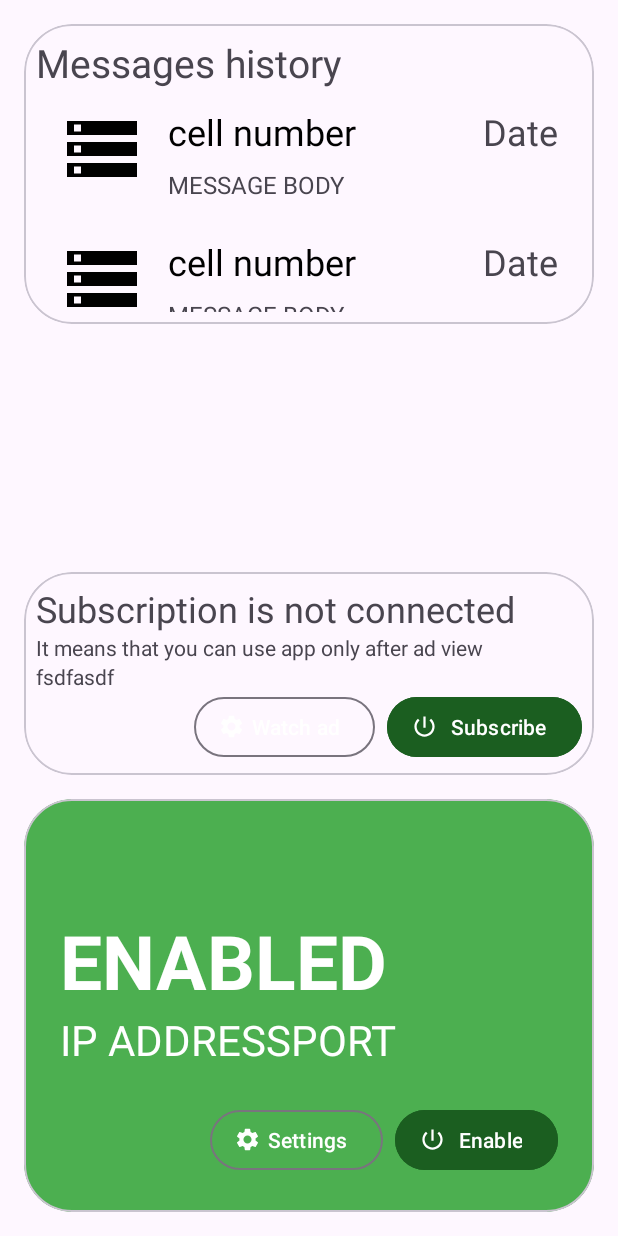
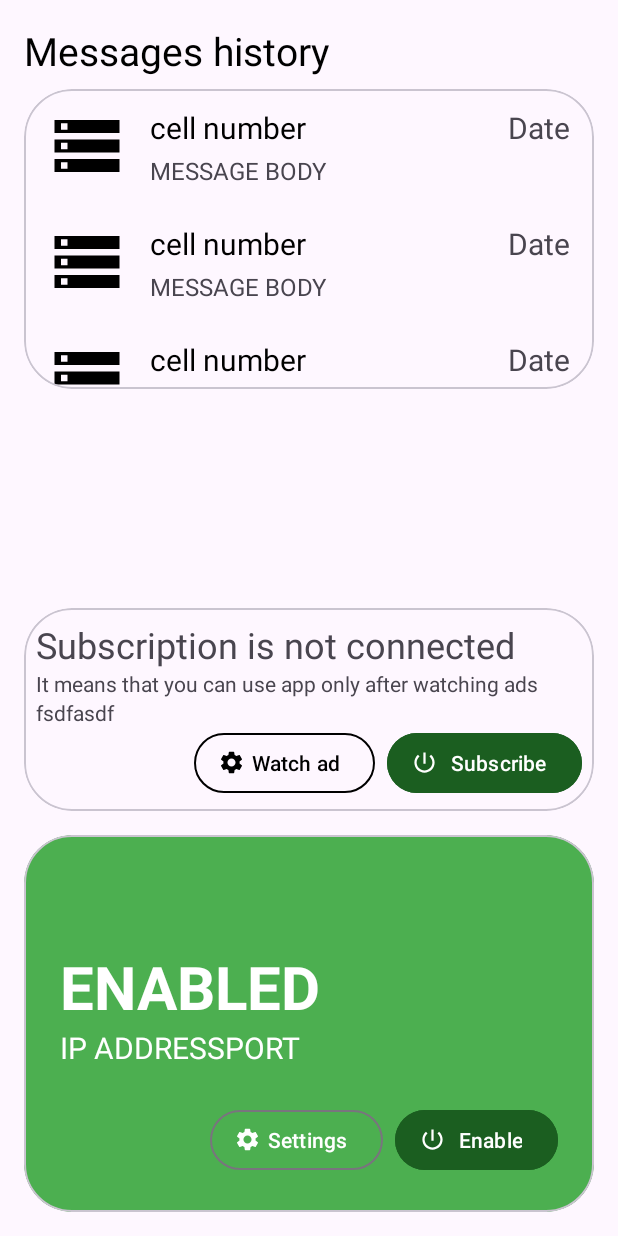
Before and after one commit to PavkaBrika/sms_modem, an Android app: the layout activity_main.xml on its own in the app's theme, with its tools: preview values and no code run, on a phone screen of 412 x 824 dp. Run offline under Robolectric (Android 15) with nearby library versions, the phone set to English and light mode, and no system bars.

Commit message:
in progress to create good layouts

```diff
--- a/app/src/main/res/layout/activity_main.xml
+++ b/app/src/main/res/layout/activity_main.xml
@@ -6,27 +6,37 @@
     android:layout_height="match_parent"
     tools:context=".presentation.MainActivity">
 
+    <TextView
+        android:id="@+id/recyclerViewHint"
+        android:layout_width="match_parent"
+        android:layout_height="wrap_content"
+        android:text="@string/messages_history"
+        android:textSize="26sp"
+        android:textColor="@color/black"
+        android:layout_margin="16dp"
+        app:layout_constraintEnd_toEndOf="parent"
+        app:layout_constraintStart_toStartOf="parent"
+        app:layout_constraintTop_toTopOf="parent" />
+
     <com.google.android.material.card.MaterialCardView
         android:id="@+id/materialCardView"
         android:layout_width="match_parent"
         android:layout_height="200dp"
-        android:layout_margin="16dp"
+        android:layout_marginHorizontal="16dp"
+        android:layout_marginTop="8dp"
         app:cardCornerRadius="32dp"
         app:layout_constraintEnd_toEndOf="parent"
         app:layout_constraintStart_toStartOf="parent"
-        app:layout_constraintTop_toTopOf="parent">
+        app:layout_constraintTop_toBottomOf="@+id/recyclerViewHint">
+
+        <androidx.core.widget.NestedScrollView
+            android:layout_width="match_parent"
+            android:layout_height="wrap_content">
 
             <LinearLayout
                 android:layout_width="match_parent"
                 android:layout_height="wrap_content"
-            android:orientation="vertical"
-            android:padding="8dp">
-
-            <TextView
-                android:layout_width="match_parent"
-                android:layout_height="wrap_content"
-                android:text="@string/messages_history"
-                android:textSize="26sp" />
+                android:orientation="vertical">
 
                 <androidx.recyclerview.widget.RecyclerView
                     android:id="@+id/messagesRecyclerView"
@@ -36,6 +46,8 @@
                     tools:listitem="@layout/item_message" />
 
             </LinearLayout>
+
+        </androidx.core.widget.NestedScrollView>
 
     </com.google.android.material.card.MaterialCardView>
 
@@ -66,7 +78,7 @@
                 android:id="@+id/subscriptionStateHintTextView"
                 android:layout_width="match_parent"
                 android:layout_height="wrap_content"
-                android:text="It means that you can use app only after ad view" />
+                android:text="It means that you can use app only after watching ads" />
 
             <TextView
                 android:layout_width="match_parent"
@@ -87,6 +99,9 @@
                     android:layout_marginEnd="4dp"
                     android:text="Watch ad"
                     android:enabled="true"
+                    android:textColor="@color/black"
+                    app:strokeColor="@color/black"
+                    app:iconTint="@color/black"
                     app:icon="@drawable/baseline_settings_24" />
 
                 <com.google.android.material.button.MaterialButton
@@ -131,7 +146,7 @@
                 android:text="@string/enabled"
                 android:textAllCaps="true"
                 android:textColor="@color/white"
-                android:textSize="50sp"
+                android:textSize="40sp"
                 android:textStyle="bold" />
 
             <LinearLayout
@@ -148,7 +163,7 @@
                     android:layout_height="wrap_content"
                     android:text="IP ADDRESS"
                     android:textColor="@color/white"
-                    android:textSize="28sp" />
+                    android:textSize="20sp" />
 
                 <TextView
                     android:id="@+id/portTextView"
@@ -156,7 +171,7 @@
                     android:layout_height="wrap_content"
                     android:text="PORT"
                     android:textColor="@color/white"
-                    android:textSize="28sp" />
+                    android:textSize="20sp" />
 
             </LinearLayout>
 
--- a/app/src/main/res/layout/item_message.xml
+++ b/app/src/main/res/layout/item_message.xml
@@ -8,8 +8,8 @@
 
     <ImageView
         android:id="@+id/senderImageView"
-        android:layout_width="56dp"
-        android:layout_height="56dp"
+        android:layout_width="52dp"
+        android:layout_height="52dp"
         android:src="@drawable/baseline_server_24"
         app:layout_constraintStart_toStartOf="parent"
         app:layout_constraintTop_toTopOf="parent" />
@@ -20,7 +20,7 @@
         android:layout_height="wrap_content"
         android:text="cell number"
         android:textColor="@android:color/black"
-        android:textSize="24sp"
+        android:textSize="20sp"
         android:layout_marginHorizontal="16dp"
         app:layout_constraintEnd_toStartOf="@+id/dateTextView"
         app:layout_constraintStart_toEndOf="@+id/senderImageView"
@@ -31,7 +31,7 @@
         android:layout_width="wrap_content"
         android:layout_height="0dp"
         android:text="Date"
-        android:textSize="24sp"
+        android:textSize="20sp"
         app:layout_constraintBottom_toBottomOf="parent"
         app:layout_constraintEnd_toEndOf="parent"
         app:layout_constraintTop_toTopOf="parent" />
@@ -41,7 +41,7 @@
         android:layout_width="0dp"
         android:layout_height="wrap_content"
         android:layout_marginStart="16dp"
-        android:layout_marginTop="8dp"
+        android:layout_marginTop="4dp"
         android:layout_marginEnd="16dp"
         android:text="MESSAGE BODY"
         android:textSize="16sp"
```
Also changed, not shown: app/src/main/java/com/breakneck/sms_modem/presentation/MainActivity.kt (+9 -3 lines), app/src/main/res/layout/dialog_settings.xml (+34 -18 lines). Lines whose indentation alone changed are shown as unchanged.
